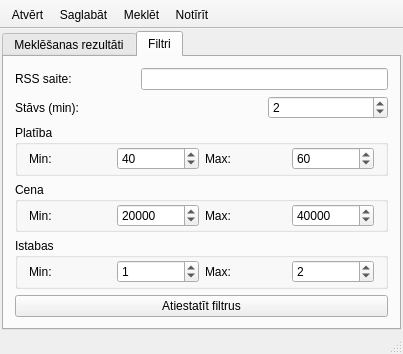
Above: mainwindow.ui from FrankMamuda/findaflat before the change. Below: the same form after it.
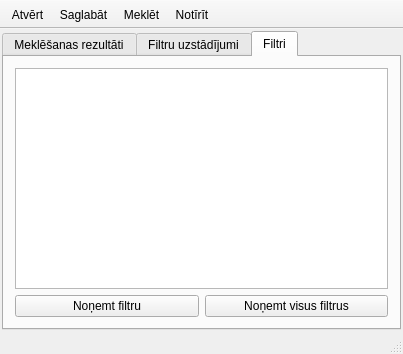
That is the form after the change. The open tabs and pages were chosen to show the change. Icons and pictures are not drawn.

Commit message: support for multiple filters

```diff
--- a/mainwindow.ui
+++ b/mainwindow.ui
@@ -56,9 +56,9 @@
         </item>
        </layout>
       </widget>
-      <widget class="QWidget" name="tabFilters">
+      <widget class="QWidget" name="tabFilterSettings">
        <attribute name="title">
-        <string>Filtri</string>
+        <string>Filtru uzstādījumi</string>
        </attribute>
        <layout class="QHBoxLayout" name="horizontalLayout_2">
         <item>
@@ -256,10 +256,17 @@
             </layout>
            </widget>
           </item>
-          <item row="6" column="0" colspan="3">
+          <item row="7" column="2">
            <widget class="QPushButton" name="resetButton">
             <property name="text">
-             <string>Atiestatīt filtrus</string>
+             <string>Atiestatīt vērtības</string>
+            </property>
+           </widget>
+          </item>
+          <item row="7" column="0" colspan="2">
+           <widget class="QPushButton" name="addButton">
+            <property name="text">
+             <string>Pievienot jaunu filtru</string>
             </property>
            </widget>
           </item>
@@ -267,6 +274,30 @@
         </item>
        </layout>
       </widget>
+      <widget class="QWidget" name="tabFilters">
+       <attribute name="title">
+        <string>Filtri</string>
+       </attribute>
+       <layout class="QGridLayout" name="gridLayout">
+        <item row="0" column="0" colspan="2">
+         <widget class="QListView" name="filterView"/>
+        </item>
+        <item row="1" column="0">
+         <widget class="QPushButton" name="removeButton">
+          <property name="text">
+           <string>Noņemt filtru</string>
+          </property>
+         </widget>
+        </item>
+        <item row="1" column="1">
+         <widget class="QPushButton" name="removeAllButton">
+          <property name="text">
+           <string>Noņemt visus filtrus</string>
+          </property>
+         </widget>
+        </item>
+       </layout>
+      </widget>
      </widget>
     </item>
    </layout>
```
The commit also changes 7 other files.
